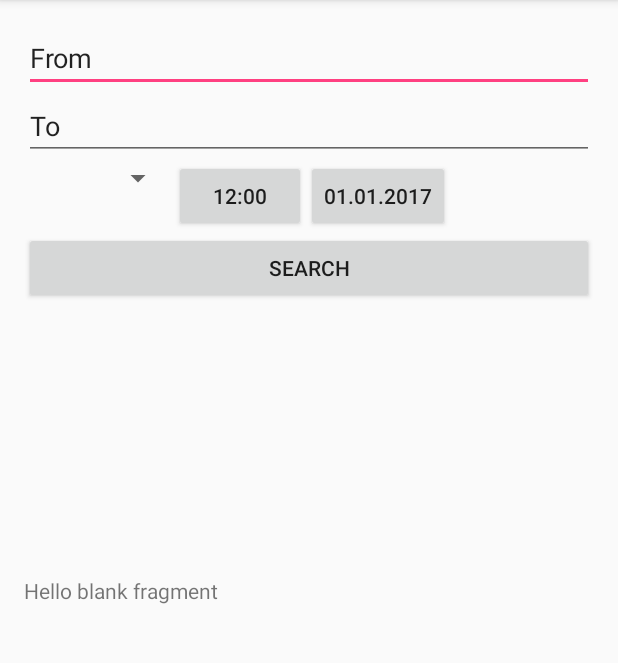
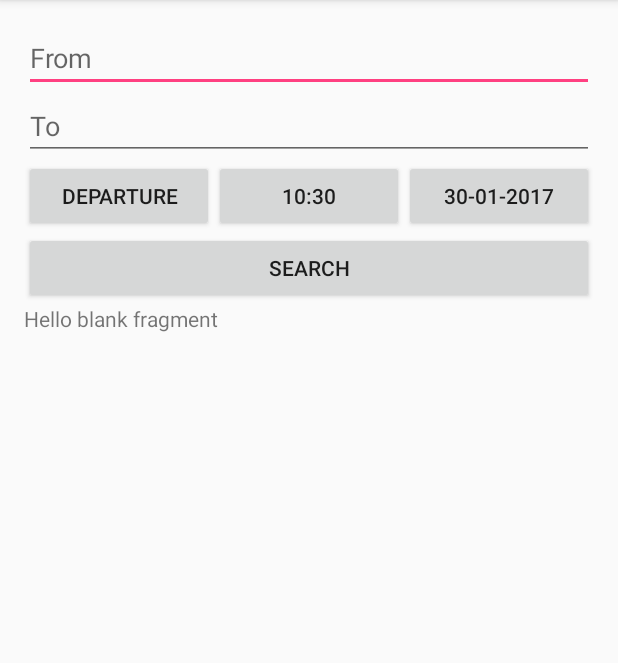
Before and after one commit to IDIjana/FahrplanApp, an Android app: the screen it shows after launch (MainActivity), on a phone screen of 412 x 824 dp, the part 84-747 px from its top. Run offline under Robolectric (Android 15) with nearby library versions, the phone set to English and light mode, and no system bars.

Commit message:
UI implented for the connection search

```diff
--- a/app/src/main/java/ch/hsr/se/mas/fahrplanapp/ConnectionSearchFragment.java
+++ b/app/src/main/java/ch/hsr/se/mas/fahrplanapp/ConnectionSearchFragment.java
@@ -1,46 +1,129 @@
 package ch.hsr.se.mas.fahrplanapp;
 
+import android.app.DatePickerDialog;
+import android.app.TimePickerDialog;
 import android.content.Context;
-import android.net.Uri;
 import android.os.Bundle;
 import android.support.v4.app.Fragment;
 import android.view.LayoutInflater;
 import android.view.View;
 import android.view.ViewGroup;
 import android.widget.Button;
+import android.widget.DatePicker;
+import android.widget.TimePicker;
 
-import java.util.Date;
+import java.text.SimpleDateFormat;
+import java.util.Calendar;
+import java.util.Locale;
 
 
 public class ConnectionSearchFragment extends Fragment {
-    private Date searchDate;
+    private Calendar searchDate;
+    private boolean departureSearch;
+    private DatePickerDialog connectionDatePickerDialog;
+    private TimePickerDialog connectionTimePickerDialog;
+    private SimpleDateFormat dateFormatter;
+    private SimpleDateFormat timeFormatter;
+
+    Button btnSearch;
+    Button btnTimeReferenceSelection;
+    Button btnDatePicker;
+    Button btnTimePicker;
 
     private ConnectionSearchFragmentInteractionListener mListener;
 
     public ConnectionSearchFragment() {
-        searchDate = new Date(System.currentTimeMillis());
+        searchDate = Calendar.getInstance();
+        departureSearch = true;
     }
-
 
     @Override
     public void onCreate(Bundle savedInstanceState) {
         super.onCreate(savedInstanceState);
+
+        dateFormatter = new SimpleDateFormat(getString(R.string.date_format), Locale.getDefault());
+        timeFormatter = new SimpleDateFormat(getString(R.string.time_format), Locale.getDefault());
+
+        connectionDatePickerDialog = new DatePickerDialog(getContext(), new DatePickerDialog.OnDateSetListener() {
+
+            @Override
+            public void onDateSet(DatePicker view, int year, int monthOfYear, int dayOfMonth) {
+                searchDate.set(Calendar.YEAR, year);
+                searchDate.set(Calendar.MONTH, monthOfYear);
+                searchDate.set(Calendar.DAY_OF_MONTH, dayOfMonth);
+                btnDatePicker.setText(dateFormatter.format(searchDate.getTime()));
+            }
+        },searchDate.get(Calendar.YEAR), searchDate.get(Calendar.MONTH), searchDate.get(Calendar.DAY_OF_MONTH));
+
+        connectionTimePickerDialog = new TimePickerDialog(getContext(), new TimePickerDialog.OnTimeSetListener() {
+
+            @Override
+            public void onTimeSet(TimePicker view, int hourOfDay, int minute) {
+                searchDate.set(Calendar.HOUR_OF_DAY, hourOfDay);
+                searchDate.set(Calendar.MINUTE, minute);
+                btnTimePicker.setText(timeFormatter.format(searchDate.getTime()));
+            }
+        }, searchDate.get(Calendar.HOUR_OF_DAY), searchDate.get(Calendar.MINUTE), true);
+
     }
 
     @Override
     public View onCreateView(LayoutInflater inflater, ViewGroup container, Bundle savedInstanceState) {
-        // Inflate the layout for this fragment
         View view = inflater.inflate(R.layout.fragment_connection_search, container, false);
 
-        Button btn = (Button) view.findViewById(R.id.button_search);
-        btn.setOnClickListener(new View.OnClickListener() {
+        btnSearch = (Button) view.findViewById(R.id.button_search);
+        btnSearch.setOnClickListener(new View.OnClickListener() {
             @Override
             public void onClick(View v) {
                 onSearchButtonPressed();
             }
         });
 
+        btnTimeReferenceSelection = (Button) view.findViewById(R.id.button_time_reference);
+        btnTimeReferenceSelection.setOnClickListener(new View.OnClickListener() {
+            @Override
+            public void onClick(View v) {
+                onTimeReferenceButtonPressed();
+            }
+        });
+
+        btnDatePicker = (Button) view.findViewById(R.id.button_date_picker);
+        btnDatePicker.setOnClickListener(new View.OnClickListener() {
+            @Override
+            public void onClick(View v) {
+                onDatePickerButtonPressed();
+            }
+        });
+        btnDatePicker.setText(dateFormatter.format(searchDate.getTime()));
+
+        btnTimePicker = (Button) view.findViewById(R.id.button_time_picker);
+        btnTimePicker.setOnClickListener(new View.OnClickListener() {
+            @Override
+            public void onClick(View v) {
+                onTimePickerButtonPressed();
+            }
+        });
+        btnTimePicker.setText(timeFormatter.format(searchDate.getTime()));
+
         return view;
+    }
+
+    public void onTimeReferenceButtonPressed() {
+        // Swap reference from departure to arrival and vice versa
+        departureSearch = !departureSearch;
+        if (departureSearch) {
+            btnTimeReferenceSelection.setText(getString(R.string.departure_search));
+        } else {
+            btnTimeReferenceSelection.setText(getString(R.string.arrival_search));
+        }
+    }
+
+    public void onDatePickerButtonPressed() {
+        connectionDatePickerDialog.show();
+    }
+
+    public void onTimePickerButtonPressed() {
+        connectionTimePickerDialog.show();
     }
 
     public void onSearchButtonPressed() {
--- a/app/src/main/res/layout/content_main.xml
+++ b/app/src/main/res/layout/content_main.xml
@@ -18,8 +18,7 @@
         android:id="@+id/fragment_search"
         android:name="ch.hsr.se.mas.fahrplanapp.ConnectionSearchFragment"
         android:layout_width="match_parent"
-        android:layout_height="0dp"
-        android:layout_weight="1"
+        android:layout_height="wrap_content"
         tools:layout="@layout/fragment_connection_search" />
 
     <fragment
--- a/app/src/main/res/layout/fragment_connection_search.xml
+++ b/app/src/main/res/layout/fragment_connection_search.xml
@@ -12,9 +12,10 @@
         android:layout_alignParentStart="true"
         android:layout_alignParentEnd="true"
         android:layout_centerHorizontal="true"
-        android:text="From"
-        android:labelFor="@id/text_from"
-        tools:ignore="HardcodedText" />
+        android:hint="@string/search_hint_from"
+        android:inputType="text"
+        android:imeOptions="actionNext"
+        android:labelFor="@id/text_from"/>
 
     <AutoCompleteTextView
         android:id="@+id/text_to"
@@ -24,34 +25,43 @@
         android:layout_alignParentEnd="true"
         android:layout_centerHorizontal="true"
         android:layout_below="@id/text_from"
-        android:text="To"
-        android:labelFor="@id/text_to"
-        tools:ignore="HardcodedText" />
+        android:hint="@string/search_hint_to"
+        android:inputType="text"
+        android:imeOptions="actionNext"
+        android:labelFor="@id/text_to"/>
 
-    <Spinner
-        android:layout_width="100dp"
+    <LinearLayout
+        android:id="@+id/connection_search_options"
+        android:layout_width="match_parent"
         android:layout_height="wrap_content"
-        android:layout_below="@+id/text_to"
+        android:orientation="horizontal"
         android:layout_alignParentStart="true"
-        android:id="@+id/selector_departure_arrival" />
+        android:layout_below="@id/text_to">
 
         <Button
-        android:layout_width="wrap_content"
+            android:layout_width="0dp"
             android:layout_height="wrap_content"
+            android:layout_weight="1"
+            android:text="@string/departure_search"
+            android:id="@+id/button_time_reference"/>
+
+        <Button
+            android:layout_width="0dp"
+            android:layout_height="wrap_content"
+            android:layout_weight="1"
             android:text="12:00"
-        android:id="@+id/button_time_selection"
-        android:layout_toEndOf="@id/selector_departure_arrival"
-        android:layout_below="@id/text_to"
+            android:id="@+id/button_time_picker"
             tools:ignore="HardcodedText" />
 
         <Button
-        android:layout_width="wrap_content"
+            android:layout_width="0dp"
             android:layout_height="wrap_content"
+            android:layout_weight="1"
             android:text="01.01.2017"
-        android:id="@+id/button_date_selection"
-        android:layout_toEndOf="@id/button_time_selection"
-        android:layout_below="@id/text_to"
+            android:id="@+id/button_date_picker"
             tools:ignore="HardcodedText" />
+
+    </LinearLayout>
 
     <Button
         android:layout_width="wrap_content"
@@ -60,7 +70,7 @@
         android:id="@+id/button_search"
         android:layout_alignParentStart="true"
         android:layout_alignParentEnd="true"
-        android:layout_below="@id/button_time_selection"
+        android:layout_below="@id/connection_search_options"
         tools:ignore="HardcodedText" />
 
 </RelativeLayout>
--- a/app/src/main/res/values/strings.xml
+++ b/app/src/main/res/values/strings.xml
@@ -17,12 +17,11 @@
         There is no guarantee for the correctness of the data. Please only use this app at your own risk.
     </string>
     <string name="button_search">Search</string>
-
-    <string-array name="departure_arrival">
-        <item>Departure</item>
-        <item>Arrival</item>
-    </string-array>
-
-    <!-- TODO: Remove or change this placeholder text -->
     <string name="hello_blank_fragment">Hello blank fragment</string>
+    <string name="departure_search">Departure</string>
+    <string name="arrival_search">Arrival</string>
+    <string name="search_hint_from">From</string>
+    <string name="search_hint_to">To</string>
+    <string name="date_format">dd-MM-yyyy</string>
+    <string name="time_format">HH:mm</string>
 </resources>
```
Also changed, not shown: 1 other file. Lines whose indentation alone changed are shown as unchanged.
